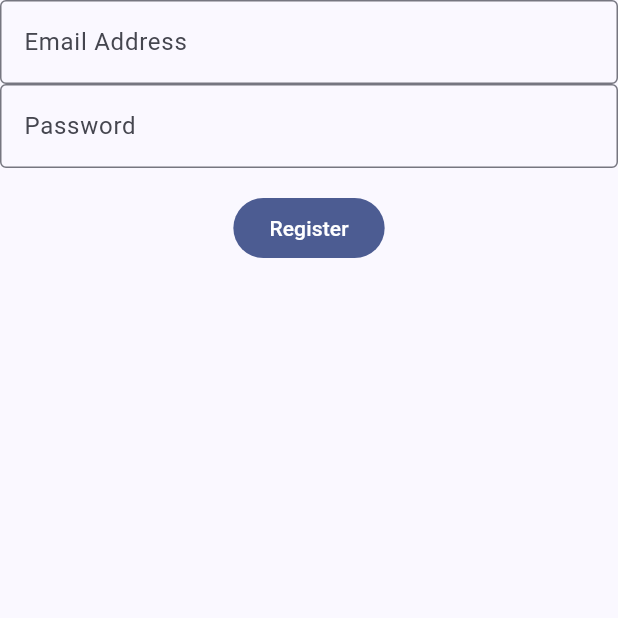
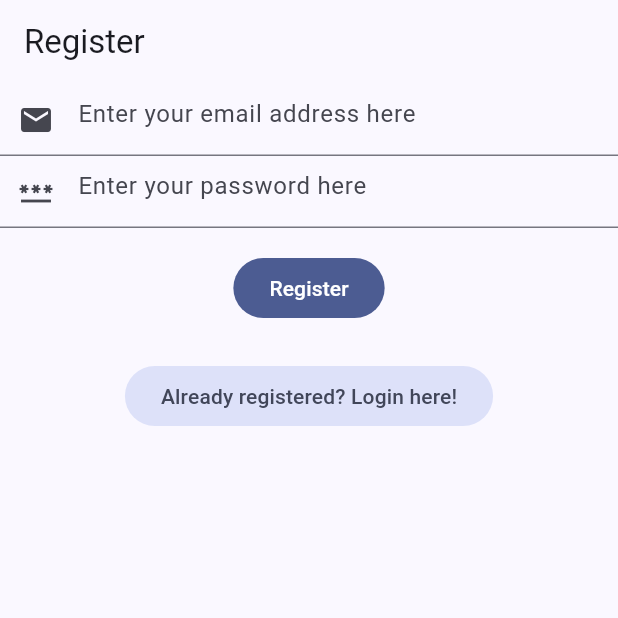
Before and after one commit to noctwilliam/influenza-flutter, a Flutter app: the RegisterView screen opened directly, on a phone screen of 412 x 824 dp, the top half of it. Run offline on Flutter 3.47's test engine with Material 3 defaults, Android fonts, the phone set to English and light mode, and no system bars; our stand-ins replace firebase_auth, firebase_core; accounts and stored records are empty.

Commit message:
W8 - Refactor login/register view UI - added homepage and signout to login/register

```diff
--- a/lib/views/register_view.dart
+++ b/lib/views/register_view.dart
@@ -1,7 +1,5 @@
 import 'package:firebase_auth/firebase_auth.dart';
-import 'package:firebase_core/firebase_core.dart';
 import 'package:flutter/material.dart';
-import 'package:influenza/firebase_options.dart';
 
 class RegisterView extends StatefulWidget {
   const RegisterView({super.key});
@@ -30,7 +28,9 @@ class _RegisterViewState extends State<RegisterView> {
 
   @override
   Widget build(BuildContext context) {
-    return Column(
+    return Scaffold(
+      appBar: AppBar(title: const Text("Register")),
+      body: Column(
         children: [
           Center(
             child: TextFormField(
@@ -46,8 +46,7 @@ class _RegisterViewState extends State<RegisterView> {
               },
               decoration: const InputDecoration(
                   hintText: "Enter your email address here",
-                border: OutlineInputBorder(),
-                labelText: "Email Address"),
+                  prefixIcon: Icon(Icons.email)),
             ),
           ),
           TextFormField(
@@ -63,8 +62,7 @@ class _RegisterViewState extends State<RegisterView> {
             },
             decoration: const InputDecoration(
                 hintText: "Enter your password here",
-              border: OutlineInputBorder(),
-              labelText: "Password"),
+                prefixIcon: Icon(Icons.password)),
           ),
           Padding(
             padding: const EdgeInsets.all(16.0),
@@ -92,7 +90,17 @@ class _RegisterViewState extends State<RegisterView> {
                 },
                 child: const Text("Register")),
           ),
+          Padding(
+            padding: const EdgeInsets.all(8.0),
+            child: FilledButton.tonal(
+                onPressed: () {
+                  Navigator.of(context)
+                      .pushNamedAndRemoveUntil('/login/', (route) => false);
+                },
+                child: const Text('Already registered? Login here!')),
+          )
         ],
+      ),
     );
   }
 }
```
Also changed, not shown: lib/main.dart (+80 -28 lines), lib/views/login_view.dart (+25 -7 lines), lib/views/verify_email_view.dart (added, +27 -0 lines). Lines whose indentation alone changed are shown as unchanged.
